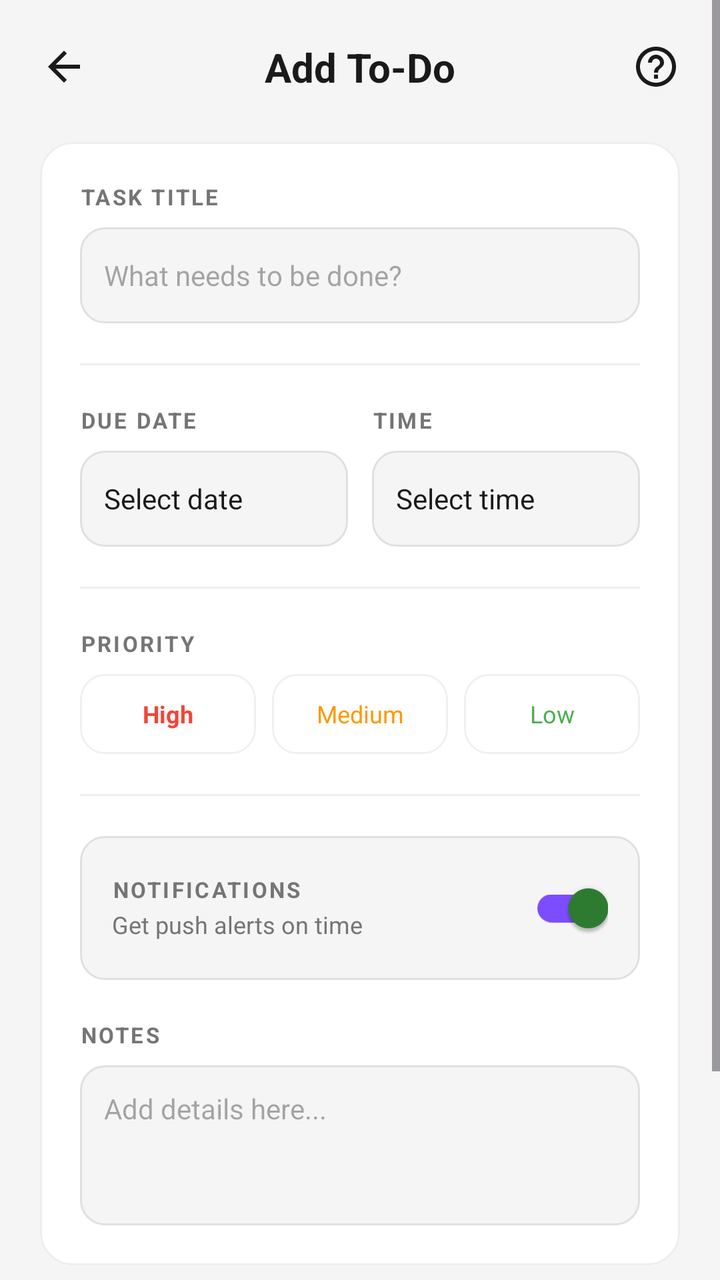
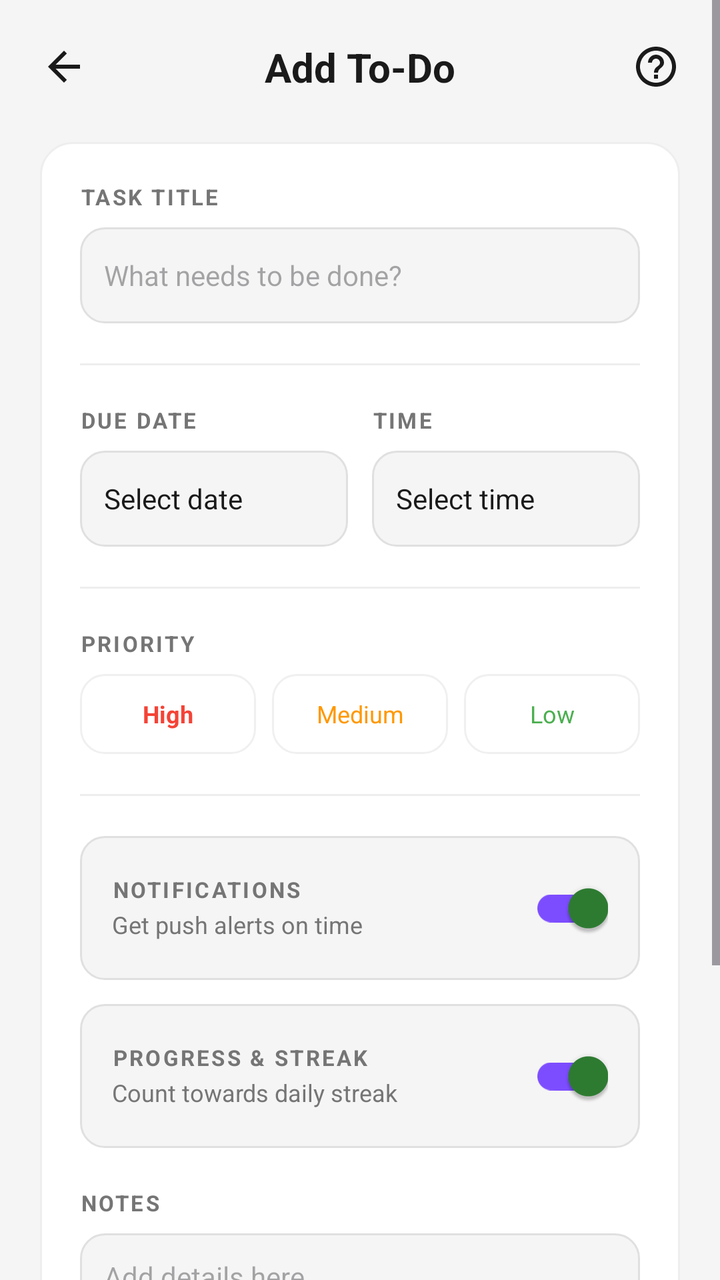

Screens rendered from an Android XML layout before and after an edit, with the pre-edit source and the edit as a unified diff.
<!-- AndroidManifest.xml: application theme Theme.FridgeWise -->
<!-- res/layout/fragment_add_todo.xml -->
<?xml version="1.0" encoding="utf-8"?>
<ScrollView xmlns:android="http://schemas.android.com/apk/res/android"
    xmlns:app="http://schemas.android.com/apk/res-auto"
    android:layout_width="match_parent"
    android:layout_height="match_parent"
    android:background="@color/bg_primary"
    android:fillViewport="true">

    <LinearLayout
        android:layout_width="match_parent"
        android:layout_height="wrap_content"
        android:orientation="vertical"
        android:padding="20dp">

        
        <RelativeLayout
            android:layout_width="match_parent"
            android:layout_height="wrap_content"
            android:layout_marginBottom="24dp">

            <ImageView
                android:id="@+id/btnBack"
                android:layout_width="24dp"
                android:layout_height="24dp"
                android:layout_alignParentStart="true"
                android:layout_centerVertical="true"
                android:contentDescription="Back"
                android:src="@drawable/outline_arrow_back_24"
                app:tint="@color/text_dark" />

            <TextView
                android:id="@+id/tvHeaderTitle"
                android:layout_width="wrap_content"
                android:layout_height="wrap_content"
                android:layout_centerInParent="true"
                android:text="Add To-Do"
                android:textColor="@color/text_dark"
                android:textSize="20sp"
                android:textStyle="bold" />

            <ImageView
                android:id="@+id/btnHelp"
                android:layout_width="24dp"
                android:layout_height="24dp"
                android:layout_alignParentEnd="true"
                android:layout_centerVertical="true"
                android:src="@drawable/twotone_help_outline_24"
                app:tint="@color/text_dark" />
        </RelativeLayout>

        
        <LinearLayout
            android:layout_width="match_parent"
            android:layout_height="wrap_content"
            android:background="@drawable/section_card_bg"
            android:orientation="vertical"
            android:padding="20dp">

            
            <TextView
                android:layout_width="wrap_content"
                android:layout_height="wrap_content"
                android:letterSpacing="0.1"
                android:text="TASK TITLE"
                android:textColor="@color/text_gray"
                android:textSize="11sp"
                android:textStyle="bold" />

            <EditText
                android:id="@+id/etTaskTitle"
                android:layout_width="match_parent"
                android:layout_height="48dp"
                android:layout_marginTop="8dp"
                android:background="@drawable/bg_edittext"
                android:hint="What needs to be done?"
                android:paddingHorizontal="12dp"
                android:textColor="@color/text_dark"
                android:textSize="14sp" />

            <View
                android:layout_width="match_parent"
                android:layout_height="1dp"
                android:layout_marginVertical="20dp"
                android:background="#EEEEEE" />

            
            <LinearLayout
                android:layout_width="match_parent"
                android:layout_height="wrap_content"
                android:orientation="horizontal">

                <LinearLayout
                    android:layout_width="0dp"
                    android:layout_height="wrap_content"
                    android:layout_marginEnd="12dp"
                    android:layout_weight="1"
                    android:orientation="vertical">

                    <TextView
                        android:layout_width="wrap_content"
                        android:layout_height="wrap_content"
                        android:letterSpacing="0.1"
                        android:text="DUE DATE"
                        android:textColor="@color/text_gray"
                        android:textSize="11sp"
                        android:textStyle="bold" />

                    <TextView
                        android:id="@+id/tvDate"
                        android:layout_width="match_parent"
                        android:layout_height="48dp"
                        android:layout_marginTop="8dp"
                        android:background="@drawable/bg_edittext"
                        android:gravity="center_vertical"
                        android:paddingHorizontal="12dp"
                        android:text="Select date"
                        android:textColor="@color/text_dark"
                        android:textSize="14sp" />
                </LinearLayout>

                <LinearLayout
                    android:layout_width="0dp"
                    android:layout_height="wrap_content"
                    android:layout_weight="1"
                    android:orientation="vertical">

                    <TextView
                        android:layout_width="wrap_content"
                        android:layout_height="wrap_content"
                        android:letterSpacing="0.1"
                        android:text="TIME"
                        android:textColor="@color/text_gray"
                        android:textSize="11sp"
                        android:textStyle="bold" />

                    <TextView
                        android:id="@+id/tvTime"
                        android:layout_width="match_parent"
                        android:layout_height="48dp"
                        android:layout_marginTop="8dp"
                        android:background="@drawable/bg_edittext"
                        android:gravity="center_vertical"
                        android:paddingHorizontal="12dp"
                        android:text="Select time"
                        android:textColor="@color/text_dark"
                        android:textSize="14sp" />
                </LinearLayout>
            </LinearLayout>

            <View
                android:layout_width="match_parent"
                android:layout_height="1dp"
                android:layout_marginVertical="20dp"
                android:background="#EEEEEE" />

            
            <TextView
                android:layout_width="wrap_content"
                android:layout_height="wrap_content"
                android:letterSpacing="0.1"
                android:text="PRIORITY"
                android:textColor="@color/text_gray"
                android:textSize="11sp"
                android:textStyle="bold" />

            <LinearLayout
                android:layout_width="match_parent"
                android:layout_height="wrap_content"
                android:layout_marginTop="8dp"
                android:orientation="horizontal">

                <TextView
                    android:id="@+id/btnPriorityHigh"
                    android:layout_width="0dp"
                    android:layout_height="40dp"
                    android:layout_weight="1"
                    android:background="@drawable/bg_priority_high_selector"
                    android:gravity="center"
                    android:text="High"
                    android:textColor="@color/todo_priority_high_text"
                    android:textSize="12sp"
                    android:textStyle="bold" />

                <View
                    android:layout_width="8dp"
                    android:layout_height="1dp" />

                <TextView
                    android:id="@+id/btnPriorityMedium"
                    android:layout_width="0dp"
                    android:layout_height="40dp"
                    android:layout_weight="1"
                    android:background="@drawable/bg_priority_medium_selector"
                    android:gravity="center"
                    android:text="Medium"
                    android:textColor="@color/todo_priority_medium_text"
                    android:textSize="12sp" />

                <View
                    android:layout_width="8dp"
                    android:layout_height="1dp" />

                <TextView
                    android:id="@+id/btnPriorityLow"
                    android:layout_width="0dp"
                    android:layout_height="40dp"
                    android:layout_weight="1"
                    android:background="@drawable/bg_priority_low_selector"
                    android:gravity="center"
                    android:text="Low"
                    android:textColor="@color/todo_priority_low_text"
                    android:textSize="12sp" />
            </LinearLayout>

            <View
                android:layout_width="match_parent"
                android:layout_height="1dp"
                android:layout_marginVertical="20dp"
                android:background="#EEEEEE" />

            
            <LinearLayout
                android:layout_width="match_parent"
                android:layout_height="wrap_content"
                android:background="@drawable/bg_edittext"
                android:gravity="center_vertical"
                android:orientation="horizontal"
                android:paddingHorizontal="16dp"
                android:paddingVertical="12dp">

                <LinearLayout
                    android:layout_width="0dp"
                    android:layout_height="wrap_content"
                    android:layout_weight="1"
                    android:orientation="vertical">

                    <TextView
                        android:layout_width="wrap_content"
                        android:layout_height="wrap_content"
                        android:letterSpacing="0.1"
                        android:text="NOTIFICATIONS"
                        android:textColor="@color/text_gray"
                        android:textSize="11sp"
                        android:textStyle="bold" />

                    <TextView
                        android:layout_width="wrap_content"
                        android:layout_height="wrap_content"
                        android:layout_marginTop="2dp"
                        android:text="Get push alerts on time"
                        android:textColor="@color/text_gray"
                        android:textSize="12sp" />
                </LinearLayout>

                <androidx.appcompat.widget.SwitchCompat
                    android:id="@+id/switchReminder"
                    android:layout_width="wrap_content"
                    android:layout_height="wrap_content"
                    android:checked="true"
                    app:trackTint="@color/purple_primary" />
            </LinearLayout>

            
            <TextView
                android:layout_width="wrap_content"
                android:layout_height="wrap_content"
                android:layout_marginTop="20dp"
                android:letterSpacing="0.1"
                android:text="NOTES"
                android:textColor="@color/text_gray"
                android:textSize="11sp"
                android:textStyle="bold" />

            <EditText
                android:id="@+id/etNote"
                android:layout_width="match_parent"
                android:layout_height="80dp"
                android:layout_marginTop="8dp"
                android:background="@drawable/bg_edittext"
                android:gravity="top"
                android:hint="Add details here..."
                android:padding="12dp"
                android:textColor="@color/text_dark"
                android:textSize="14sp" />

        </LinearLayout>

        
        <androidx.appcompat.widget.AppCompatButton
            android:id="@+id/btnSave"
            android:layout_width="match_parent"
            android:layout_height="56dp"
            android:layout_marginTop="24dp"
            android:layout_marginBottom="32dp"
            android:backgroundTint="@color/purple_primary"
            android:text="Save To-Do"
            android:textAllCaps="false"
            android:textColor="@color/white"
            android:textSize="16sp"
            android:textStyle="bold"
            app:cornerRadius="16dp" />

    </LinearLayout>
</ScrollView>
<!-- resources referenced by this layout -->
<resources>
  <color name="bg_primary">#F5F5F5</color>
  <color name="purple_primary">#7C4DFF</color>
  <color name="text_dark">#1A1A1A</color>
  <color name="text_gray">#757575</color>
  <color name="todo_priority_high_text">#F44336</color>
  <color name="todo_priority_low_text">#4CAF50</color>
  <color name="todo_priority_medium_text">#FF9800</color>
  <color name="white">#FFFFFF</color>
  <!-- drawable bg_edittext (drawable) -->
  <?xml version="1.0" encoding="utf-8"?>
  <shape xmlns:android="http://schemas.android.com/apk/res/android">
      <solid android:color="@color/input_bg" />
      <corners android:radius="12dp" />
      <stroke android:width="1dp" android:color="@color/input_border" />
  </shape>
  <!-- drawable outline_arrow_back_24 (drawable) -->
  <vector xmlns:android="http://schemas.android.com/apk/res/android" android:autoMirrored="true" android:height="24dp" android:tint="#2A2D35" android:viewportHeight="960" android:viewportWidth="960" android:width="24dp">
        
      <path android:fillColor="@android:color/white" android:pathData="M313,520L537,744L480,800L160,480L480,160L537,216L313,440L800,440L800,520L313,520Z"/>
      
  </vector>
  <!-- drawable section_card_bg (drawable) -->
  <?xml version="1.0" encoding="utf-8"?>
  <shape xmlns:android="http://schemas.android.com/apk/res/android">
      <solid android:color="@color/surface_card" />
      <corners android:radius="16dp" />
      <stroke android:width="1dp" android:color="@color/divider_color" />
  </shape>
  <style name="Theme.FridgeWise" parent="Base.Theme.FridgeWise" />
  <color name="input_bg">#F5F5F5</color>
  <color name="input_border">#E0E0E0</color>
  <color name="card_red">#FFEBEE</color>
  <color name="red_expired">#F44336</color>
  <color name="todo_card_bg">#FFFFFF</color>
  <color name="todo_card_stroke">#F0F0F0</color>
  <color name="card_green">#E8F5E9</color>
  <color name="green_fresh">#4CAF50</color>
  <color name="card_orange">#FFF3E0</color>
  <color name="orange_warning">#FF9800</color>
  <color name="surface_card">#FFFFFF</color>
  <color name="divider_color">#EEEEEE</color>
  <color name="bg_secondary">#FFFFFF</color>
  <color name="green_primary">#2E7D32</color>
  <color name="green_pale">#E8F5E9</color>
  <color name="profile_accent_teal">#2DD4BF</color>
  <color name="text_primary">#1A1A1A</color>
  <color name="surface_elevated">#FFFFFF</color>
  <color name="text_secondary">#757575</color>
  <style name="TextAppearance.App.TitleLarge" parent="TextAppearance.Material3.TitleLarge">
          <item name="android:textStyle">bold</item>
          <item name="android:textColor">@color/text_primary</item>
      </style>
  <style name="TextAppearance.App.TitleMedium" parent="TextAppearance.Material3.TitleMedium">
          <item name="android:textStyle">bold</item>
          <item name="android:textColor">@color/text_primary</item>
      </style>
  <style name="TextAppearance.App.BodyLarge" parent="TextAppearance.Material3.BodyLarge">
          <item name="android:textColor">@color/text_primary</item>
      </style>
  <style name="TextAppearance.App.BodyMedium" parent="TextAppearance.Material3.BodyMedium">
          <item name="android:textColor">@color/text_secondary</item>
      </style>
  <style name="TextAppearance.App.LabelLarge" parent="TextAppearance.Material3.LabelLarge">
          <item name="android:textColor">@color/green_primary</item>
          <item name="android:textStyle">bold</item>
      </style>
  <style name="Widget.App.FloatingActionButton" parent="Widget.Material3.FloatingActionButton.Primary">
          <item name="backgroundTint">@color/green_primary</item>
          <item name="tint">@color/white</item>
      </style>
  <!-- unchanged entries left out for length: 5 -->
</resources>

<!-- the commit's change to res/layout/fragment_add_todo.xml (unified diff, before → after) -->
@@ -254,6 +254,49 @@
 
                 <androidx.appcompat.widget.SwitchCompat
                     android:id="@+id/switchReminder"
+                    android:layout_width="wrap_content"
+                    android:layout_height="wrap_content"
+                    android:checked="true"
+                    app:trackTint="@color/purple_primary" />
+            </LinearLayout>
+
+            
+            <LinearLayout
+                android:layout_width="match_parent"
+                android:layout_height="wrap_content"
+                android:layout_marginTop="12dp"
+                android:background="@drawable/bg_edittext"
+                android:gravity="center_vertical"
+                android:orientation="horizontal"
+                android:paddingHorizontal="16dp"
+                android:paddingVertical="12dp">
+
+                <LinearLayout
+                    android:layout_width="0dp"
+                    android:layout_height="wrap_content"
+                    android:layout_weight="1"
+                    android:orientation="vertical">
+
+                    <TextView
+                        android:layout_width="wrap_content"
+                        android:layout_height="wrap_content"
+                        android:letterSpacing="0.1"
+                        android:text="PROGRESS &amp; STREAK"
+                        android:textColor="@color/text_gray"
+                        android:textSize="11sp"
+                        android:textStyle="bold" />
+
+                    <TextView
+                        android:layout_width="wrap_content"
+                        android:layout_height="wrap_content"
+                        android:layout_marginTop="2dp"
+                        android:text="Count towards daily streak"
+                        android:textColor="@color/text_gray"
+                        android:textSize="12sp" />
+                </LinearLayout>
+
+                <androidx.appcompat.widget.SwitchCompat
+                    android:id="@+id/switchStreakTracking"
                     android:layout_width="wrap_content"
                     android:layout_height="wrap_content"
                     android:checked="true"
